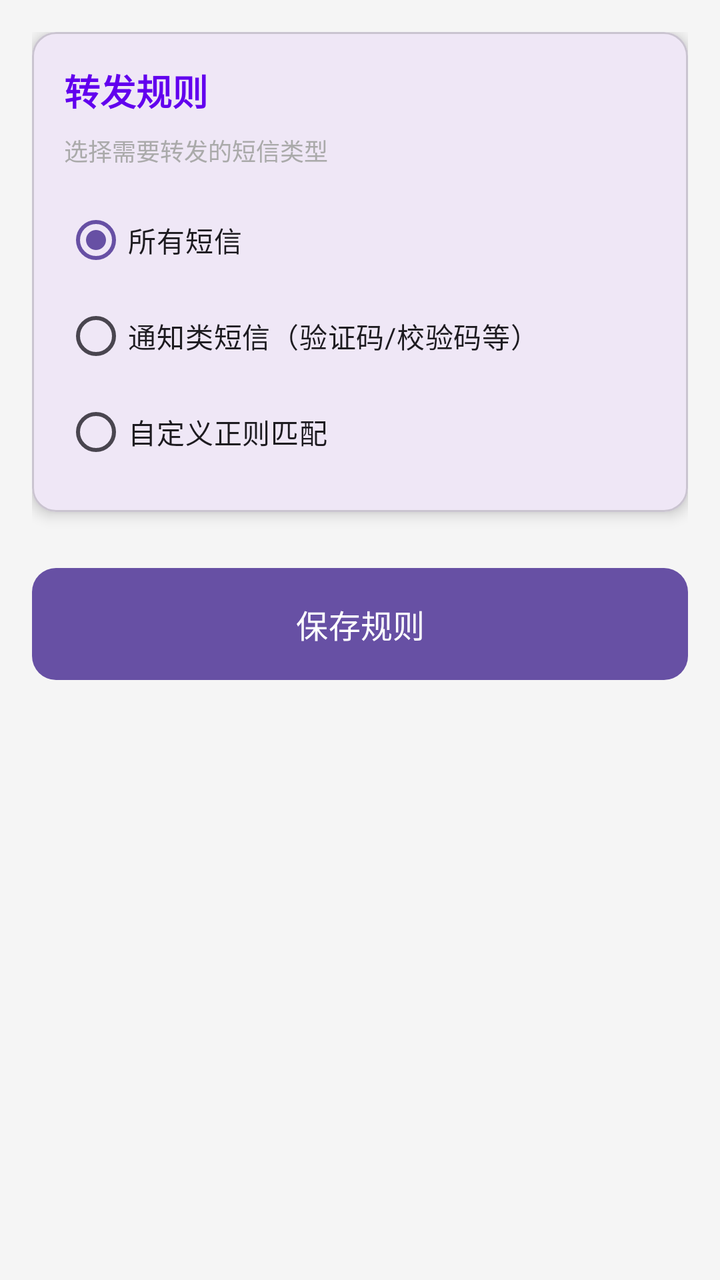
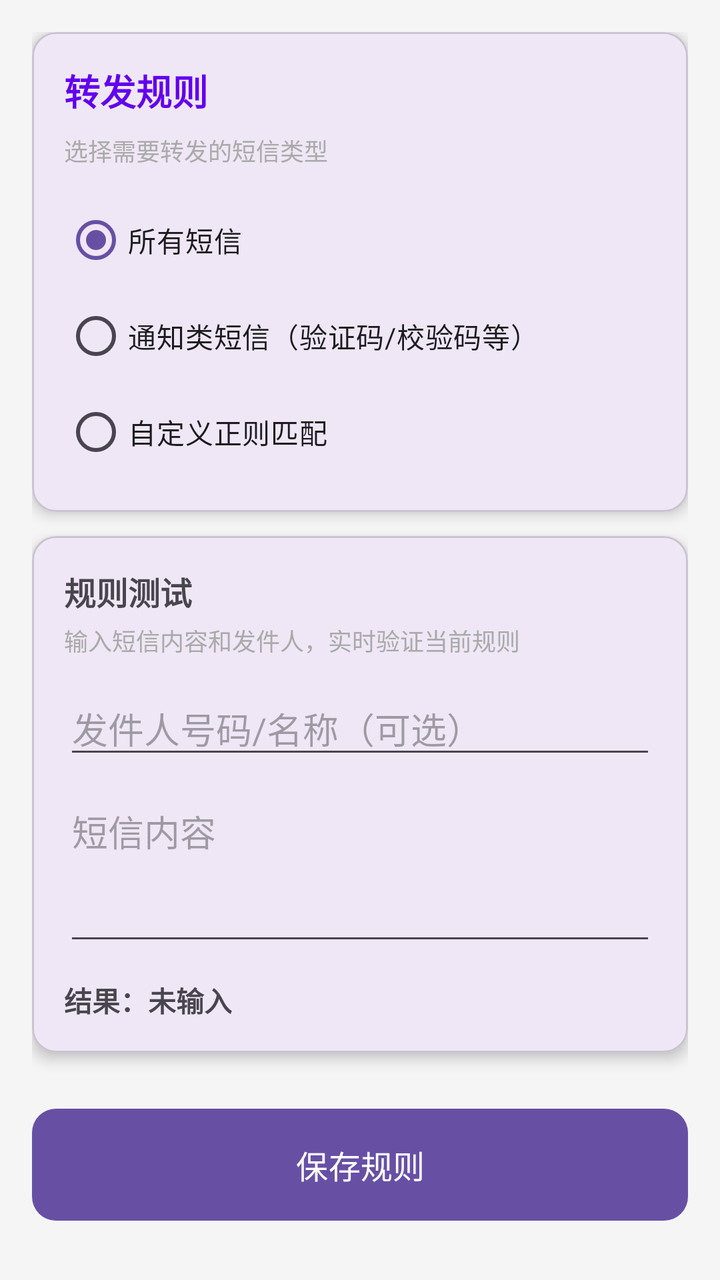

Before-and-after screenshots of an Android layout around one commit, followed by the original layout XML and the change that was made.
<!-- AndroidManifest.xml: application theme Theme.MessageToMail -->
<!-- res/layout/activity_filter_rule.xml -->
<?xml version="1.0" encoding="utf-8"?>
<ScrollView xmlns:android="http://schemas.android.com/apk/res/android"
    xmlns:app="http://schemas.android.com/apk/res-auto"
    android:layout_width="match_parent"
    android:layout_height="match_parent"
    android:fillViewport="true"
    android:background="#F5F5F5">

    <LinearLayout
        android:layout_width="match_parent"
        android:layout_height="wrap_content"
        android:orientation="vertical"
        android:padding="16dp">

        <com.google.android.material.card.MaterialCardView
            android:layout_width="match_parent"
            android:layout_height="wrap_content"
            app:cardCornerRadius="12dp"
            app:cardElevation="4dp">

            <LinearLayout
                android:layout_width="match_parent"
                android:layout_height="wrap_content"
                android:orientation="vertical"
                android:padding="16dp">

                <TextView
                    android:layout_width="wrap_content"
                    android:layout_height="wrap_content"
                    android:text="转发规则"
                    android:textSize="18sp"
                    android:textStyle="bold"
                    android:textColor="@color/purple_500" />

                <TextView
                    android:layout_width="wrap_content"
                    android:layout_height="wrap_content"
                    android:layout_marginTop="8dp"
                    android:text="选择需要转发的短信类型"
                    android:textSize="12sp"
                    android:textColor="@android:color/darker_gray" />

                <RadioGroup
                    android:id="@+id/rgFilterMode"
                    android:layout_width="match_parent"
                    android:layout_height="wrap_content"
                    android:layout_marginTop="12dp"
                    android:orientation="vertical">

                    <RadioButton
                        android:id="@+id/rbAll"
                        android:layout_width="wrap_content"
                        android:layout_height="wrap_content"
                        android:checked="true"
                        android:text="所有短信" />

                    <RadioButton
                        android:id="@+id/rbNotification"
                        android:layout_width="wrap_content"
                        android:layout_height="wrap_content"
                        android:text="通知类短信（验证码/校验码等）" />

                    <RadioButton
                        android:id="@+id/rbCustom"
                        android:layout_width="wrap_content"
                        android:layout_height="wrap_content"
                        android:text="自定义正则匹配" />
                </RadioGroup>

            </LinearLayout>
        </com.google.android.material.card.MaterialCardView>

        <com.google.android.material.card.MaterialCardView
            android:id="@+id/cardCustomRules"
            android:layout_width="match_parent"
            android:layout_height="wrap_content"
            android:layout_marginTop="12dp"
            android:visibility="gone"
            app:cardCornerRadius="12dp"
            app:cardElevation="4dp">

            <LinearLayout
                android:layout_width="match_parent"
                android:layout_height="wrap_content"
                android:orientation="vertical"
                android:padding="16dp">

                <TextView
                    android:layout_width="wrap_content"
                    android:layout_height="wrap_content"
                    android:text="自定义正则规则"
                    android:textSize="16sp"
                    android:textStyle="bold" />

                <TextView
                    android:layout_width="wrap_content"
                    android:layout_height="wrap_content"
                    android:layout_marginTop="4dp"
                    android:text="最多 10 条，短信正文匹配任意一条即转发"
                    android:textSize="12sp"
                    android:textColor="@android:color/darker_gray" />

                <TextView
                    android:id="@+id/tvRuleCount"
                    android:layout_width="wrap_content"
                    android:layout_height="wrap_content"
                    android:layout_marginTop="12dp"
                    android:text="已添加规则 (0/10)"
                    android:textSize="14sp"
                    android:textStyle="bold" />

                <LinearLayout
                    android:id="@+id/containerRules"
                    android:layout_width="match_parent"
                    android:layout_height="wrap_content"
                    android:layout_marginTop="8dp"
                    android:orientation="vertical" />

                <Button
                    android:id="@+id/btnAddRule"
                    android:layout_width="match_parent"
                    android:layout_height="wrap_content"
                    android:layout_marginTop="8dp"
                    android:text="添加规则" />

            </LinearLayout>
        </com.google.android.material.card.MaterialCardView>

        <com.google.android.material.button.MaterialButton
            android:id="@+id/btnSaveFilter"
            android:layout_width="match_parent"
            android:layout_height="64dp"
            android:layout_marginTop="24dp"
            android:text="保存规则"
            android:textSize="16sp"
            app:cornerRadius="12dp" />

    </LinearLayout>
</ScrollView>
<!-- resources referenced by this layout -->
<resources>
  <color name="purple_500">#FF6200EE</color>
  <style name="Theme.MessageToMail" parent="Base.Theme.MessageToMail" />
  <style name="Base.Theme.MessageToMail" parent="Theme.Material3.DayNight.NoActionBar">
          
          
      </style>
</resources>

<!-- the commit's change to res/layout/activity_filter_rule.xml (unified diff, before → after) -->
@@ -126,6 +126,63 @@
             </LinearLayout>
         </com.google.android.material.card.MaterialCardView>
 
+        <com.google.android.material.card.MaterialCardView
+            android:layout_width="match_parent"
+            android:layout_height="wrap_content"
+            android:layout_marginTop="12dp"
+            app:cardCornerRadius="12dp"
+            app:cardElevation="4dp">
+
+            <LinearLayout
+                android:layout_width="match_parent"
+                android:layout_height="wrap_content"
+                android:orientation="vertical"
+                android:padding="16dp">
+
+                <TextView
+                    android:layout_width="wrap_content"
+                    android:layout_height="wrap_content"
+                    android:text="规则测试"
+                    android:textSize="16sp"
+                    android:textStyle="bold" />
+
+                <TextView
+                    android:layout_width="wrap_content"
+                    android:layout_height="wrap_content"
+                    android:layout_marginTop="4dp"
+                    android:text="输入短信内容和发件人，实时验证当前规则"
+                    android:textSize="12sp"
+                    android:textColor="@android:color/darker_gray" />
+
+                <EditText
+                    android:id="@+id/etTestSender"
+                    android:layout_width="match_parent"
+                    android:layout_height="wrap_content"
+                    android:layout_marginTop="12dp"
+                    android:hint="发件人号码/名称（可选）"
+                    android:inputType="text" />
+
+                <EditText
+                    android:id="@+id/etTestBody"
+                    android:layout_width="match_parent"
+                    android:layout_height="wrap_content"
+                    android:layout_marginTop="8dp"
+                    android:hint="短信内容"
+                    android:inputType="textMultiLine"
+                    android:minLines="3"
+                    android:gravity="top" />
+
+                <TextView
+                    android:id="@+id/tvTestResult"
+                    android:layout_width="wrap_content"
+                    android:layout_height="wrap_content"
+                    android:layout_marginTop="12dp"
+                    android:text="结果：未输入"
+                    android:textSize="14sp"
+                    android:textStyle="bold" />
+            </LinearLayout>
+        </com.google.android.material.card.MaterialCardView>
+
         <com.google.android.material.button.MaterialButton
             android:id="@+id/btnSaveFilter"
             android:layout_width="match_parent"
